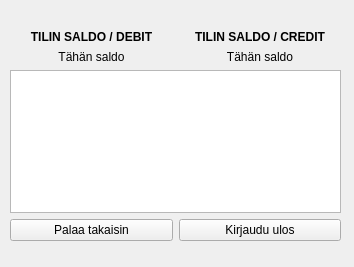
First picture: the form in bank-automat/accountbalance.ui, repository JuusoToratti/tvt23pankkiprojekti, before the edit.
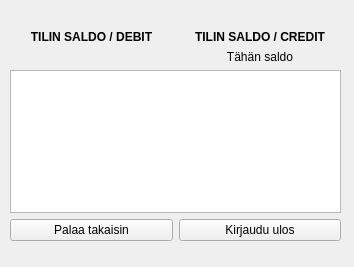
Second picture: the form after the edit.

The edit to the form file:
```diff
--- a/bank-automat/accountbalance.ui
+++ b/bank-automat/accountbalance.ui
@@ -39,7 +39,7 @@
     <item row="2" column="1">
      <widget class="QLabel" name="creditLabel">
       <property name="text">
-       <string>Tähän saldo</string>
+       <string/>
       </property>
       <property name="alignment">
        <set>Qt::AlignCenter</set>
```
